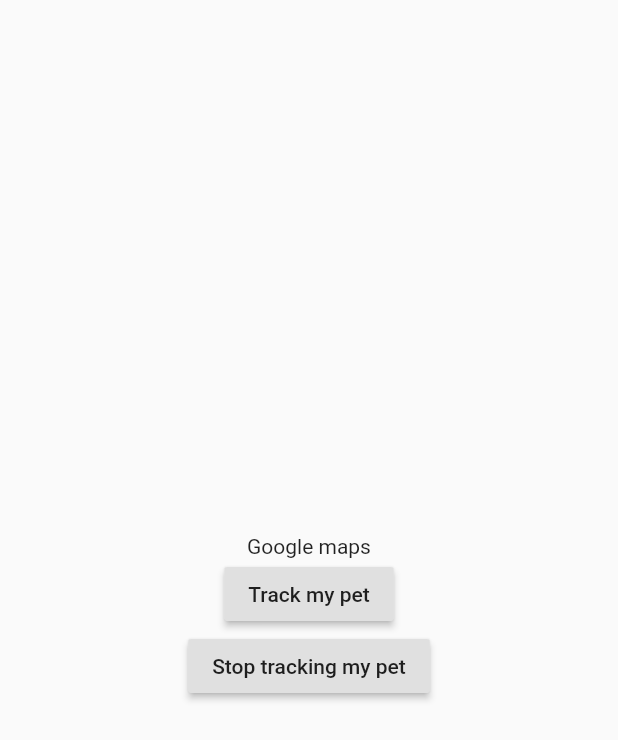
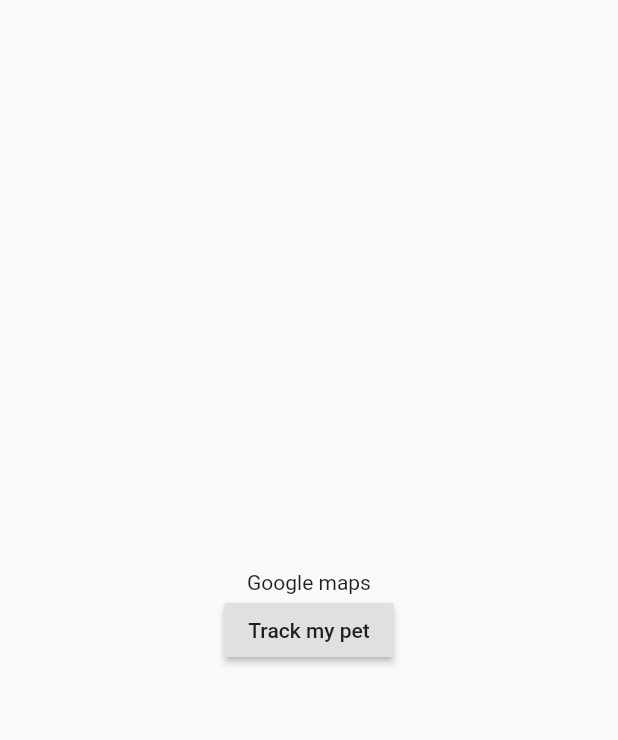
Before and after one commit to sriharsha1507/flutter_pet_tracking_android, a Flutter app: the screen it shows after launch, on a phone screen of 412 x 824 dp. Shown: the top 740 px of the screen. Run offline on Flutter 3.47's test engine with Material 2 defaults, Android fonts, the phone set to English and light mode, and no system bars.

Commit message:
Change view depending on PetTracking

```diff
--- a/lib/main.dart
+++ b/lib/main.dart
@@ -37,13 +37,14 @@ class _MyAppState extends State<MyApp> {
               mainAxisAlignment: MainAxisAlignment.center,
               children: <Widget>[
                 Text('Google maps'),
-                RaisedButton(
+                !isTrackingEnabled
+                    ? RaisedButton(
                         child: Text('Track my pet'),
                         onPressed: () {
                           _invokeServiceInAndroid();
                         },
-                ),
-                RaisedButton(
+                      )
+                    : RaisedButton(
                         child: Text('Stop tracking my pet'),
                         onPressed: () {
                           _stopServiceInAndroid();
@@ -61,6 +62,9 @@ class _MyAppState extends State<MyApp> {
   Future _invokeServiceInAndroid() async {
     if (Platform.isAndroid) {
       String data = await methodChannel.invokeMethod("startPetTrackingService");
+      setState(() {
+        isTrackingEnabled = true;
+      });
       debugPrint(data);
     }
   }
@@ -68,6 +72,9 @@ class _MyAppState extends State<MyApp> {
   Future _stopServiceInAndroid() async {
     if (Platform.isAndroid) {
       String data = await methodChannel.invokeMethod("stopPetTrackingService");
+      setState(() {
+        isTrackingEnabled = false;
+      });
       debugPrint(data);
     }
   }
```
Lines whose indentation alone changed are shown as unchanged.
